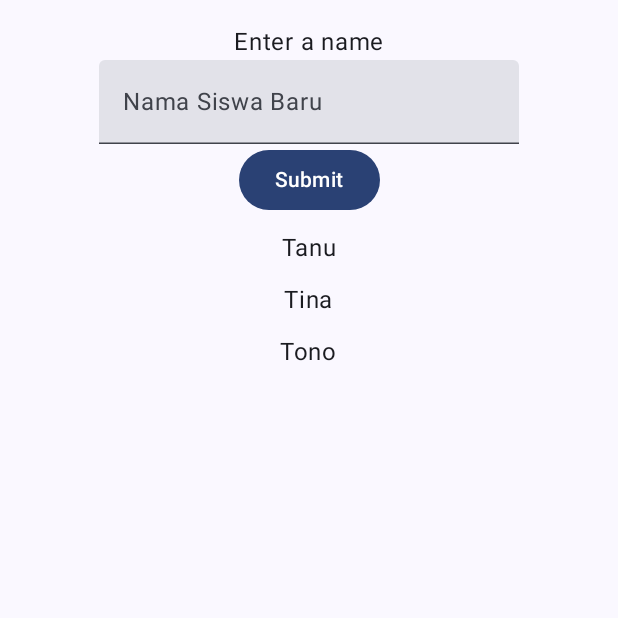
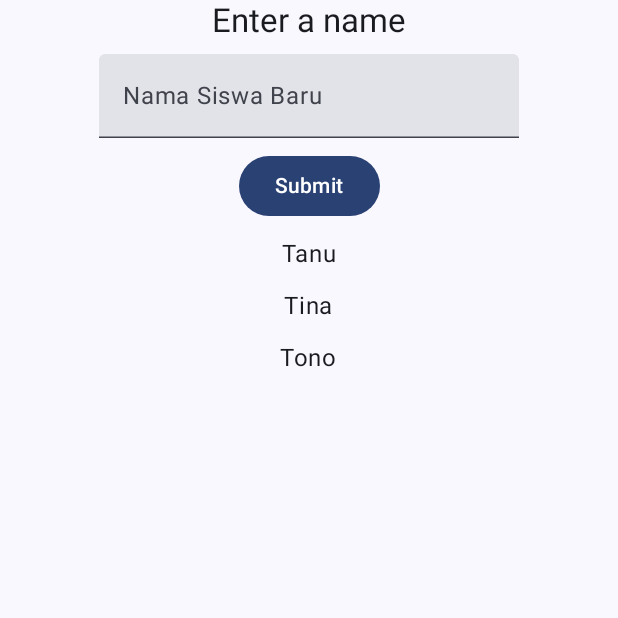
Before and after one commit to davidseptiano/LAB_WEEK_09, an Android app built with Jetpack Compose: the screen it shows after launch (MainActivity), on a phone screen of 412 x 824 dp, the top half of it. Run offline under Robolectric (Android 15) with nearby library versions, the phone set to English and light mode, and no system bars.

```diff
--- a/app/src/main/java/com/example/lab_week_09/MainActivity.kt
+++ b/app/src/main/java/com/example/lab_week_09/MainActivity.kt
@@ -10,7 +10,8 @@ import androidx.compose.foundation.layout.padding
 import androidx.compose.foundation.lazy.LazyColumn
 import androidx.compose.foundation.lazy.items
 import androidx.compose.foundation.text.KeyboardOptions
-import androidx.compose.material3.Button
+// import androidx.compose.material3.Button // Ini mungkin ada di file lain, pastikan tidak error
+// import com.example.lab_week_09.ui.elements.* // Impor elemen UI kustom Anda
 import androidx.compose.material3.MaterialTheme
 import androidx.compose.material3.Surface
 import androidx.compose.material3.Text
@@ -42,7 +43,6 @@ class MainActivity : ComponentActivity() {
                     modifier = Modifier.fillMaxSize(),
                     color = MaterialTheme.colorScheme.background
                 ) {
-                    // Panggil fungsi Home() yang benar (tanpa parameter)
                     Home()
                 }
             }
@@ -55,7 +55,6 @@ class MainActivity : ComponentActivity() {
  */
 @Composable
 fun Home() {
-    // State untuk menampung daftar siswa, akan diingat selama recomposition.
     val listData = remember {
         mutableStateListOf(
             Student("Tanu"),
@@ -63,10 +62,8 @@ fun Home() {
             Student("Tono")
         )
     }
-    // State untuk menampung teks dari input field.
     val inputField = remember { mutableStateOf("") }
 
-    // Memanggil Composable yang bertanggung jawab untuk UI (presentasi)
     HomeContent(
         listData = listData,
         inputFieldValue = inputField.value,
@@ -75,9 +72,7 @@ fun Home() {
         },
         onButtonClick = {
             if (inputField.value.isNotBlank()) {
-                // Tambahkan siswa baru ke list
                 listData.add(Student(inputField.value))
-                // Kosongkan kembali input field
                 inputField.value = ""
             }
         }
@@ -86,7 +81,6 @@ fun Home() {
 
 /**
  * Composable yang hanya bertanggung jawab untuk menampilkan UI.
- * Ini adalah praktik yang baik untuk memisahkan logika state dari UI.
  */
 @Composable
 fun HomeContent(
@@ -95,16 +89,27 @@ fun HomeContent(
     onInputValueChange: (String) -> Unit,
     onButtonClick: () -> Unit
 ) {
+    // Terapkan padding dan alignment pada LazyColumn itu sendiri
     LazyColumn(
         modifier = Modifier
             .fillMaxSize()
-            .padding(16.dp),
+            .padding(horizontal = 16.dp),
         horizontalAlignment = Alignment.CenterHorizontally,
         verticalArrangement = Arrangement.spacedBy(8.dp)
     ) {
-        // Item pertama dalam list: header dengan input dan tombol
+        // Bungkus semua konten header (judul, input, tombol) dalam satu 'item'
         item {
-            Text(text = stringResource(id = R.string.enter_item))
+            // Gunakan Column biasa untuk mengatur elemen header secara vertikal
+            Column(
+                horizontalAlignment = Alignment.CenterHorizontally,
+                verticalArrangement = Arrangement.spacedBy(8.dp)
+            ) {
+                // TODO: Pastikan Anda sudah membuat composable `OnBackgroundTitleText`
+                // Jika belum, untuk sementara ganti dengan `Text` biasa
+                Text(
+                    text = stringResource(id = R.string.enter_item),
+                    style = MaterialTheme.typography.titleLarge
+                )
 
                 TextField(
                     value = inputFieldValue,
@@ -115,21 +120,27 @@ fun HomeContent(
                     )
                 )
 
-            Button(onClick = onButtonClick) {
+                // TODO: Pastikan Anda sudah membuat composable `PrimaryTextButton`
+                // Jika belum, ganti dengan `Button` biasa
+                androidx.compose.material3.Button(onClick = onButtonClick) {
                     Text(text = stringResource(id = R.string.button_click))
                 }
             }
+        }
 
-        // Tampilkan daftar siswa dari state
-        items(listData) { student ->
+        // Gunakan 'items' untuk menampilkan daftar data
+        items(listData) { item ->
+            // TODO: Pastikan Anda sudah membuat composable `OnBackgroundItemText`
+            // Jika belum, ganti dengan `Text` biasa
             Text(
-                text = student.name,
-                style = MaterialTheme.typography.bodyLarge,
-                modifier = Modifier.padding(vertical = 4.dp)
+                text = item.name,
+                modifier = Modifier.padding(vertical = 4.dp),
+                style = MaterialTheme.typography.bodyLarge
             )
         }
     }
 }
+
 
 /**
  * Fungsi Preview untuk melihat tampilan Home di Android Studio.
```
Also changed, not shown: app/src/main/java/com/example/lab_week_09/ui/theme/Elements.kt (added, +92 -0 lines). Lines whose indentation alone changed are shown as unchanged.
